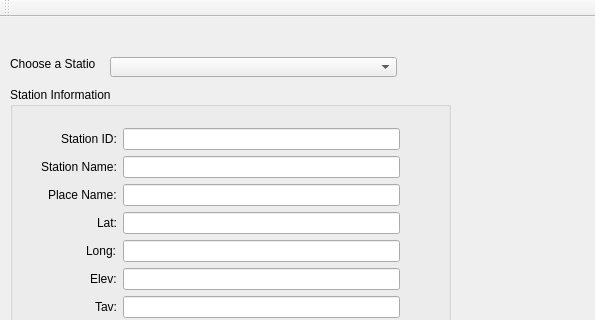
westjour/GUI_Repo, file proj/ui/wdb.ui: the form before one commit; both pictures show x 0 to 595 and y 0 to 320 of the 879 by 650 pixel window.
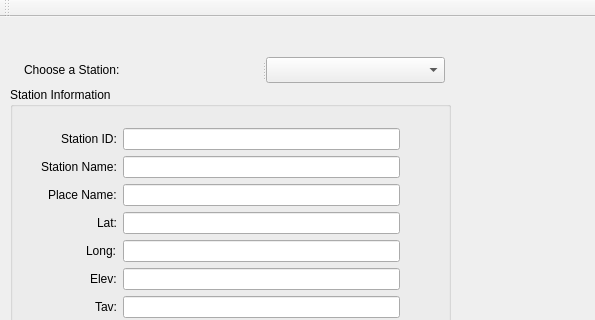
The form after the commit.

Commit message: Made several minor changes to the interface.

Patch:
```diff
--- a/proj/ui/wdb.ui
+++ b/proj/ui/wdb.ui
@@ -202,28 +202,24 @@
      </attribute>
     </widget>
    </widget>
-   <widget class="QComboBox" name="mStationCombobox">
+   <widget class="QSplitter" name="splitter">
     <property name="geometry">
      <rect>
-      <x>110</x>
+      <x>24</x>
       <y>40</y>
-      <width>287</width>
-      <height>20</height>
+      <width>421</width>
+      <height>26</height>
      </rect>
     </property>
-   </widget>
-   <widget class="QLabel" name="stationLabel">
-    <property name="geometry">
-     <rect>
-      <x>10</x>
-      <y>40</y>
-      <width>86</width>
-      <height>13</height>
-     </rect>
+    <property name="orientation">
+     <enum>Qt::Horizontal</enum>
     </property>
-    <property name="text">
-     <string>Choose a Station:</string>
-    </property>
+    <widget class="QLabel" name="stationLabel">
+     <property name="text">
+      <string>Choose a Station:</string>
+     </property>
+    </widget>
+    <widget class="QComboBox" name="mStationCombobox"/>
    </widget>
   </widget>
   <widget class="QMenuBar" name="menuBar">
```
Left out of the diff: 2 changed lines with no effect on the pictures. The commit also changes 3 other files.
